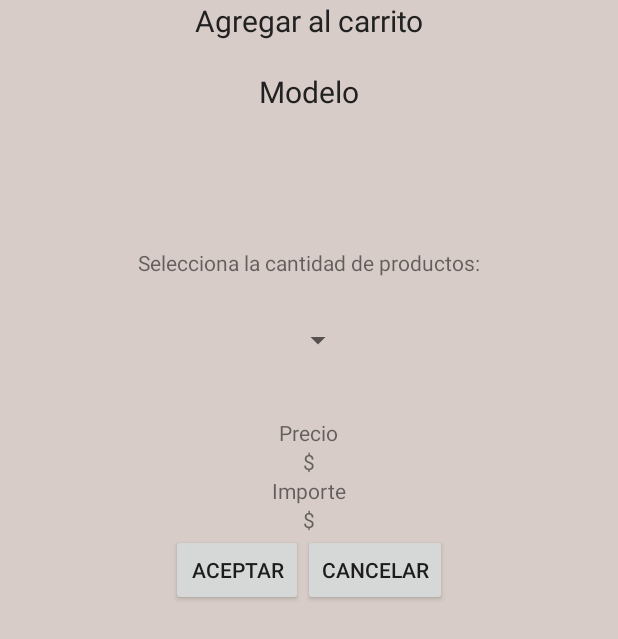
After one commit to hiramcastrod/hiram-vendimia, an Android app: the layout activity_pop_up.xml on its own in the app's theme, with its tools: preview values and no code run, on a phone screen of 412 x 824 dp. The commit adds this screen. Shown: the top 639 px of the screen. Run offline under Robolectric (Android 15) with nearby library versions, the phone set to English and light mode, and no system bars; network calls fail.

Commit message:
pop up, bundles, transparent style, cart items model

```diff
--- /dev/null
+++ b/app/src/main/res/layout/activity_pop_up.xml
@@ -0,0 +1,109 @@
+<?xml version="1.0" encoding="utf-8"?>
+<android.support.design.widget.CoordinatorLayout
+    xmlns:android="http://schemas.android.com/apk/res/android"
+    xmlns:app="http://schemas.android.com/apk/res-auto"
+    xmlns:tools="http://schemas.android.com/tools"
+    android:layout_width="match_parent"
+    android:layout_height="match_parent"
+    tools:context=".activities.PopUpActivity"
+    android:background="@color/colorPrimaryLight"
+    >
+
+    <LinearLayout
+        android:orientation="vertical"
+        android:weightSum="1"
+        android:layout_width="match_parent"
+        android:layout_height="match_parent">
+
+    <LinearLayout
+        android:layout_weight=".8"
+        android:orientation="vertical"
+        android:layout_width="match_parent"
+        android:layout_height="match_parent">
+
+        <TextView
+            android:layout_width="match_parent"
+            android:layout_height="wrap_content"
+            android:text="Agregar al carrito"
+            android:textColor="@color/primaryText"
+            android:textAlignment="center"
+            android:textSize="20dp"
+            />
+        <TextView
+            android:paddingTop="20dp"
+            android:layout_width="match_parent"
+            android:layout_height="wrap_content"
+            android:text="Modelo"
+            android:textColor="@color/primaryText"
+            android:textAlignment="center"
+            android:textSize="20dp"
+            />
+    </LinearLayout>
+    <LinearLayout
+        android:layout_weight=".2"
+        android:orientation="vertical"
+        android:layout_width="match_parent"
+        android:layout_height="match_parent"
+        android:focusable="true"
+        android:focusableInTouchMode="true"
+        android:layout_gravity="bottom"
+        >
+        <TextView
+            android:text="Selecciona la cantidad de productos:"
+            android:layout_width="wrap_content"
+            android:layout_height="wrap_content"
+            android:layout_gravity="center"
+            android:textSize="14dp"
+            />
+        <Spinner
+            android:id="@+id/quantity_spinner"
+            android:layout_width="60dp"
+            android:layout_height="wrap_content"
+            android:layout_gravity="center"
+            android:layout_marginTop="30dp"
+            android:layout_marginBottom="40dp"
+            >
+        </Spinner>
+        <TextView
+            android:text="Precio"
+            android:layout_width="wrap_content"
+            android:layout_height="wrap_content"
+            android:layout_gravity="center"/>
+        <TextView
+            android:id="@+id/tv_total_popup"
+            android:text="$"
+            android:layout_width="wrap_content"
+            android:layout_height="wrap_content"
+            android:layout_gravity="center"/>
+        <TextView
+            android:text="Importe"
+            android:layout_width="wrap_content"
+            android:layout_height="wrap_content"
+            android:layout_gravity="center"/>
+        <TextView
+            android:id="@+id/tv_importe_popup"
+            android:text="$"
+            android:layout_width="wrap_content"
+            android:layout_height="wrap_content"
+            android:layout_gravity="center"/>
+    <LinearLayout
+        android:layout_width="match_parent"
+        android:layout_height="wrap_content"
+        android:orientation="horizontal"
+        android:gravity="center"
+        >
+        <Button
+            android:text="Aceptar"
+            android:layout_width="wrap_content"
+            android:layout_height="wrap_content" />
+        <Button
+            android:text="Cancelar"
+            android:layout_width="wrap_content"
+            android:layout_height="wrap_content" />
+    </LinearLayout>
+    </LinearLayout>
+    </LinearLayout>
+
+
+
+</android.support.design.widget.CoordinatorLayout>
--- a/app/src/main/res/values/styles.xml
+++ b/app/src/main/res/values/styles.xml
@@ -10,4 +10,9 @@
         <item name="toolbarStyle">@style/Widget.AppCompat.Toolbar</item>
     </style>
 
+    <style name="AppTheme.CustomTheme">
+        <item name="android:windowIsTranslucent">true</item>
+        <item name="android:windowCloseOnTouchOutside">true</item>
+    </style>
+
 </resources>
```
Also changed, not shown: app/src/main/AndroidManifest.xml (+6 -1 lines), app/src/main/java/hiram/vendimia/activities/PopUpActivity.java (added, +40 -0 lines), app/src/main/java/hiram/vendimia/adapters/ProductsAdapter.java (+17 -1 lines), app/src/main/java/hiram/vendimia/models/Cart.java (+33 -0 lines).
